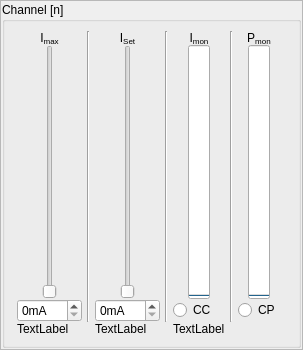
The window that src/ui/ChannelUi.ui (wonkoderverstaendige/PyFL593B) describes before a commit, drawn with Qt 5.
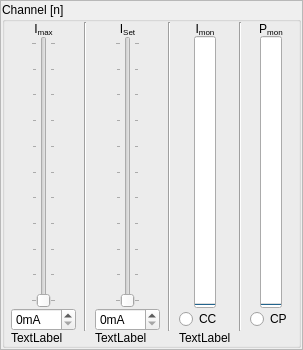
The same window after the commit.

Commit message: Refinement. Better updating and UI details.

Diff of the .ui file:
```diff
--- a/src/ui/ChannelUi.ui
+++ b/src/ui/ChannelUi.ui
@@ -41,6 +41,12 @@
          <string>Channel [n]</string>
         </property>
         <layout class="QHBoxLayout" name="horizontalLayout">
+         <property name="spacing">
+          <number>0</number>
+         </property>
+         <property name="margin">
+          <number>0</number>
+         </property>
          <item>
           <layout class="QGridLayout" name="gridLayout_2" columnstretch="0,0,0,0,0,0,0,0,0">
            <property name="horizontalSpacing">
@@ -208,6 +214,12 @@
                <property name="orientation">
                 <enum>Qt::Vertical</enum>
                </property>
+               <property name="tickPosition">
+                <enum>QSlider::TicksBothSides</enum>
+               </property>
+               <property name="tickInterval">
+                <number>25</number>
+               </property>
               </widget>
              </item>
             </layout>
@@ -254,6 +266,12 @@
                <property name="orientation">
                 <enum>Qt::Vertical</enum>
                </property>
+               <property name="tickPosition">
+                <enum>QSlider::TicksBothSides</enum>
+               </property>
+               <property name="tickInterval">
+                <number>25</number>
+               </property>
               </widget>
              </item>
             </layout>
@@ -265,9 +283,6 @@
                <property name="maximum">
                 <number>250</number>
                </property>
-               <property name="value">
-                <number>0</number>
-               </property>
                <property name="orientation">
                 <enum>Qt::Vertical</enum>
                </property>
```
Left out of the diff: 3 changed lines with no effect on the pictures. The commit also changes 5 other files.
